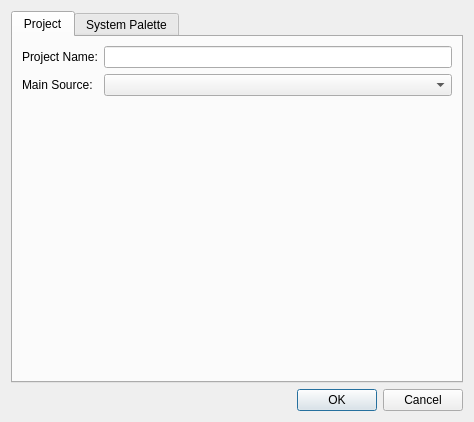
First picture: the form in designers/project_properties/projectpropertiesdialog.ui, repository christopherpow/nesicide, before the edit.
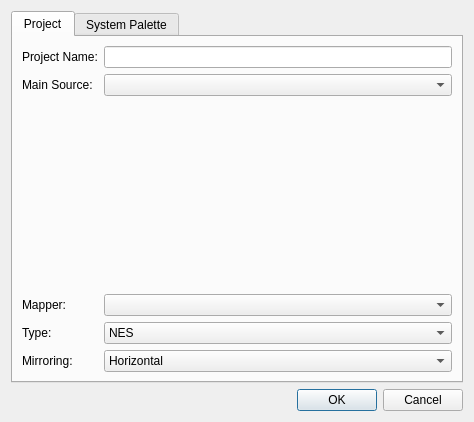
Second picture: the form after the edit. The open tabs and pages were chosen to show the change. Icons and pictures are not drawn.

What changed in the file:
```diff
--- a/designers/project_properties/projectpropertiesdialog.ui
+++ b/designers/project_properties/projectpropertiesdialog.ui
@@ -29,7 +29,7 @@
       <attribute name="title">
        <string>Project</string>
       </attribute>
-      <layout class="QGridLayout" name="gridLayout_2">
+      <layout class="QFormLayout" name="formLayout">
        <item row="0" column="0">
         <widget class="QLabel" name="label_4">
          <property name="text">
@@ -40,7 +40,17 @@
        <item row="0" column="1">
         <widget class="QLineEdit" name="projectNameLineEdit"/>
        </item>
-       <item row="2" column="0" colspan="2">
+       <item row="1" column="0">
+        <widget class="QLabel" name="label_6">
+         <property name="text">
+          <string>Main Source:</string>
+         </property>
+        </widget>
+       </item>
+       <item row="1" column="1">
+        <widget class="QComboBox" name="mainSourceComboBox"/>
+       </item>
+       <item row="2" column="0">
         <spacer name="verticalSpacer">
          <property name="orientation">
           <enum>Qt::Vertical</enum>
@@ -53,15 +63,62 @@
          </property>
         </spacer>
        </item>
-       <item row="1" column="0">
-        <widget class="QLabel" name="label_6">
+       <item row="3" column="0">
+        <widget class="QLabel" name="label_9">
          <property name="text">
-          <string>Main Source:</string>
+          <string>Mapper:</string>
          </property>
         </widget>
        </item>
-       <item row="1" column="1">
-        <widget class="QComboBox" name="mainSourceComboBox"/>
+       <item row="3" column="1">
+        <widget class="QComboBox" name="comboBox"/>
+       </item>
+       <item row="4" column="0">
+        <widget class="QLabel" name="label_8">
+         <property name="text">
+          <string>Type:</string>
+         </property>
+        </widget>
+       </item>
+       <item row="4" column="1">
+        <widget class="QComboBox" name="comboBox_2">
+         <item>
+          <property name="text">
+           <string>NES</string>
+          </property>
+         </item>
+         <item>
+          <property name="text">
+           <string>VS Unisystem</string>
+          </property>
+         </item>
+         <item>
+          <property name="text">
+           <string>Playchoice</string>
+          </property>
+         </item>
+        </widget>
+       </item>
+       <item row="5" column="0">
+        <widget class="QLabel" name="label_7">
+         <property name="text">
+          <string>Mirroring:</string>
+         </property>
+        </widget>
+       </item>
+       <item row="5" column="1">
+        <widget class="QComboBox" name="comboBox_3">
+         <item>
+          <property name="text">
+           <string>Horizontal</string>
+          </property>
+         </item>
+         <item>
+          <property name="text">
+           <string>Vertical</string>
+          </property>
+         </item>
+        </widget>
        </item>
       </layout>
      </widget>
```
Left out of the diff: 8 changed lines with no effect on the pictures.
